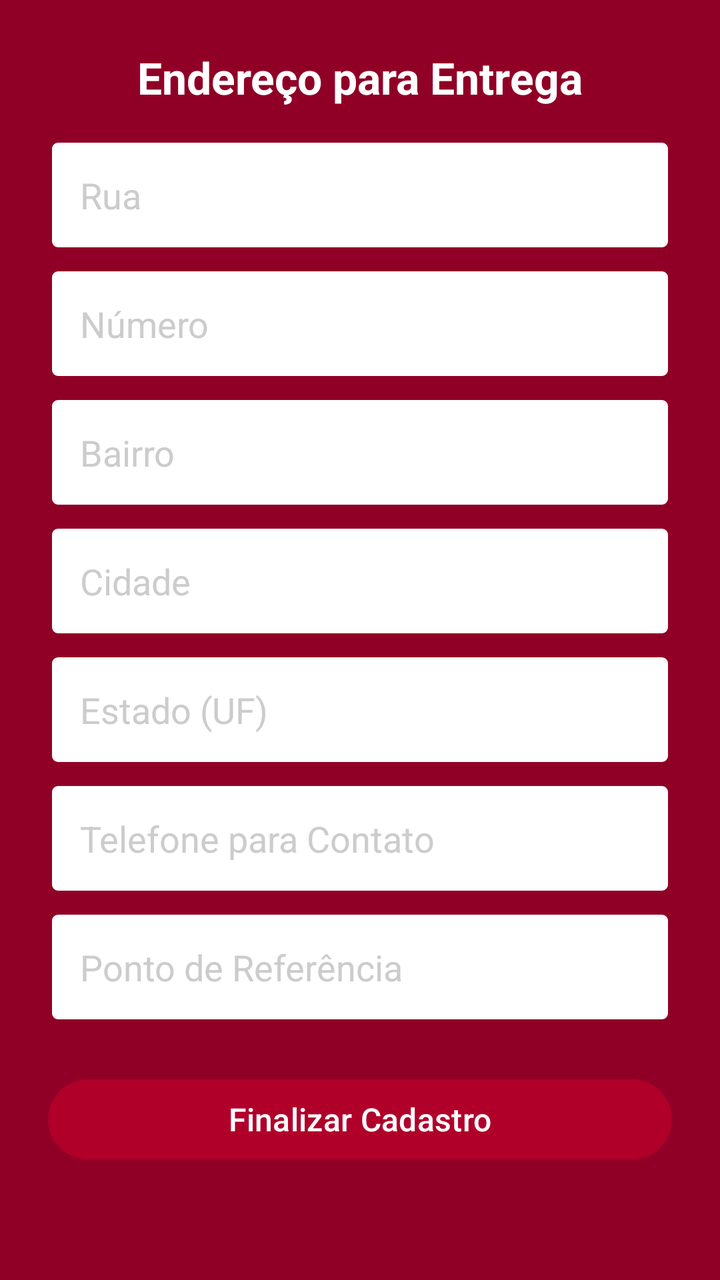
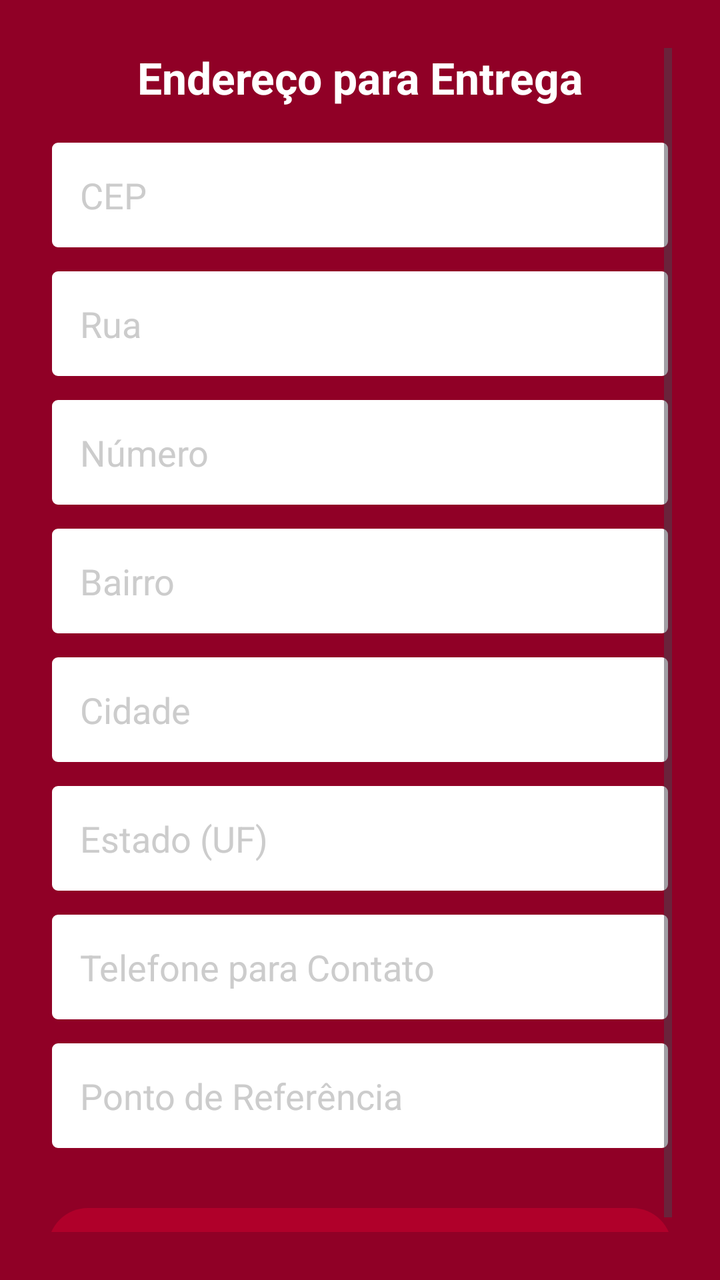

Two renders of the same Android screen: before a commit and after it. Below are the layout's source before the change and the commit's diff.
<!-- AndroidManifest.xml: application theme Theme.Apkstelladitalia20 -->
<!-- res/layout/activity_dados_entrega.xml -->
<?xml version="1.0" encoding="utf-8"?>
<ScrollView xmlns:android="http://schemas.android.com/apk/res/android"
    xmlns:app="http://schemas.android.com/apk/res-auto"
    android:layout_width="match_parent"
    android:layout_height="match_parent"
    android:background="@color/vermelho"
    android:padding="24dp"
    android:fillViewport="true">

    <LinearLayout
        android:layout_width="match_parent"
        android:layout_height="wrap_content"
        android:orientation="vertical"
        android:gravity="center_horizontal">

        
        <TextView
            android:id="@+id/textTituloCadastro"
            android:layout_width="wrap_content"
            android:layout_height="wrap_content"
            android:text="Endereço para Entrega"
            android:textColor="@android:color/white"
            android:textStyle="bold"
            android:textSize="22sp"
            android:layout_marginBottom="16dp" />

        
        <EditText
            android:id="@+id/editRua"
            android:layout_width="match_parent"
            android:layout_height="wrap_content"
            android:hint="Rua"
            android:textColor="@color/black"
            android:textColorHint="#CCCCCC"
            android:background="@drawable/bg_edit_text"
            android:padding="16dp" />

        
        <EditText
            android:id="@+id/editNumero"
            android:layout_width="match_parent"
            android:layout_height="wrap_content"
            android:hint="Número"
            android:inputType="number"
            android:textColor="@color/black"
            android:textColorHint="#CCCCCC"
            android:background="@drawable/bg_edit_text"
            android:padding="16dp"
            android:layout_marginTop="8dp" />

        
        <EditText
            android:id="@+id/editBairro"
            android:layout_width="match_parent"
            android:layout_height="wrap_content"
            android:hint="Bairro"
            android:textColor="@color/black"
            android:textColorHint="#CCCCCC"
            android:background="@drawable/bg_edit_text"
            android:padding="16dp"
            android:layout_marginTop="8dp" />

        
        <EditText
            android:id="@+id/editCidade"
            android:layout_width="match_parent"
            android:layout_height="wrap_content"
            android:hint="Cidade"
            android:textColor="@color/black"
            android:textColorHint="#CCCCCC"
            android:background="@drawable/bg_edit_text"
            android:padding="16dp"
            android:layout_marginTop="8dp" />

        
        <EditText
            android:id="@+id/editUf"
            android:layout_width="match_parent"
            android:layout_height="wrap_content"
            android:hint="Estado (UF)"
            android:maxLength="2"
            android:textAllCaps="true"
            android:textColor="@color/black"
            android:textColorHint="#CCCCCC"
            android:background="@drawable/bg_edit_text"
            android:padding="16dp"
            android:layout_marginTop="8dp" />

        
        <EditText
            android:id="@+id/editTelefone"
            android:layout_width="match_parent"
            android:layout_height="wrap_content"
            android:hint="Telefone para Contato"
            android:inputType="phone"
            android:textColor="@color/black"
            android:textColorHint="#CCCCCC"
            android:background="@drawable/bg_edit_text"
            android:padding="16dp"
            android:layout_marginTop="8dp" />

        
        <EditText
            android:id="@+id/editReferencia"
            android:layout_width="match_parent"
            android:layout_height="wrap_content"
            android:hint="Ponto de Referência"
            android:textColor="@color/black"
            android:textColorHint="#CCCCCC"
            android:background="@drawable/bg_edit_text"
            android:padding="16dp"
            android:layout_marginTop="8dp" />

        
        <com.google.android.material.button.MaterialButton
            android:id="@+id/btnConcluirCadastro"
            android:layout_width="match_parent"
            android:layout_height="wrap_content"
            android:text="Finalizar Cadastro"
            android:textAllCaps="false"
            android:textColor="@android:color/white"
            android:textSize="16sp"
            app:cornerRadius="20dp"
            app:backgroundTint="#B0002A"
            android:layout_marginTop="24dp" />
    </LinearLayout>
</ScrollView>
<!-- resources referenced by this layout -->
<resources>
  <color name="black">#FF000000</color>
  <color name="vermelho">#900026</color>
  <!-- drawable bg_edit_text (drawable) -->
  <?xml version="1.0" encoding="utf-8"?>
  <shape xmlns:android="http://schemas.android.com/apk/res/android">
  
  
      <solid android:color="@color/white" />
      <stroke
          android:width="2dp"
          android:color="@color/vermelho" />
  
      <corners android:radius="4dp" />
  </shape>
  <style name="Theme.Apkstelladitalia20" parent="Theme.Material3.DayNight.NoActionBar">
          
          <item name="colorPrimary">@color/colorPrimary</item>
          <item name="colorPrimaryVariant">@color/colorPrimaryDark</item>
          <item name="colorOnPrimary">@android:color/white</item>
          <item name="android:statusBarColor">@color/colorPrimaryDark</item>
          <item name="android:navigationBarColor">@color/colorPrimary</item>
  
          
          <item name="tabBackground">@android:color/transparent</item>
          <item name="tabIndicator">@null</item>
      </style>
  <color name="white">#FFFFFFFF</color>
  <color name="colorPrimary">#C62828</color>
  <color name="colorPrimaryDark">#8E0000</color>
</resources>

<!-- the commit's change to res/layout/activity_dados_entrega.xml (unified diff, before → after) -->
@@ -23,6 +23,20 @@
             android:textStyle="bold"
             android:textSize="22sp"
             android:layout_marginBottom="16dp" />
+
+        
+        <EditText
+            android:id="@+id/editCep"
+            android:layout_width="match_parent"
+            android:layout_height="wrap_content"
+            android:hint="CEP"
+            android:inputType="number"
+            android:maxLength="8"
+            android:textColor="@color/black"
+            android:textColorHint="#CCCCCC"
+            android:background="@drawable/bg_edit_text"
+            android:padding="16dp"
+            android:layout_marginBottom="8dp" />
 
         
         <EditText
